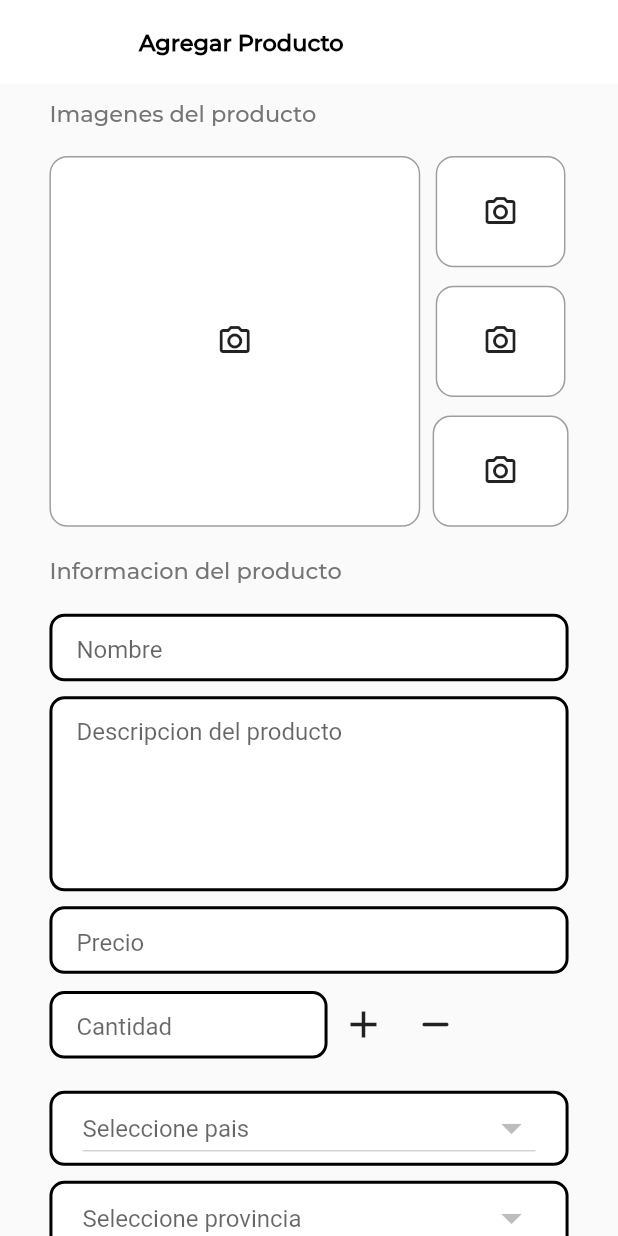
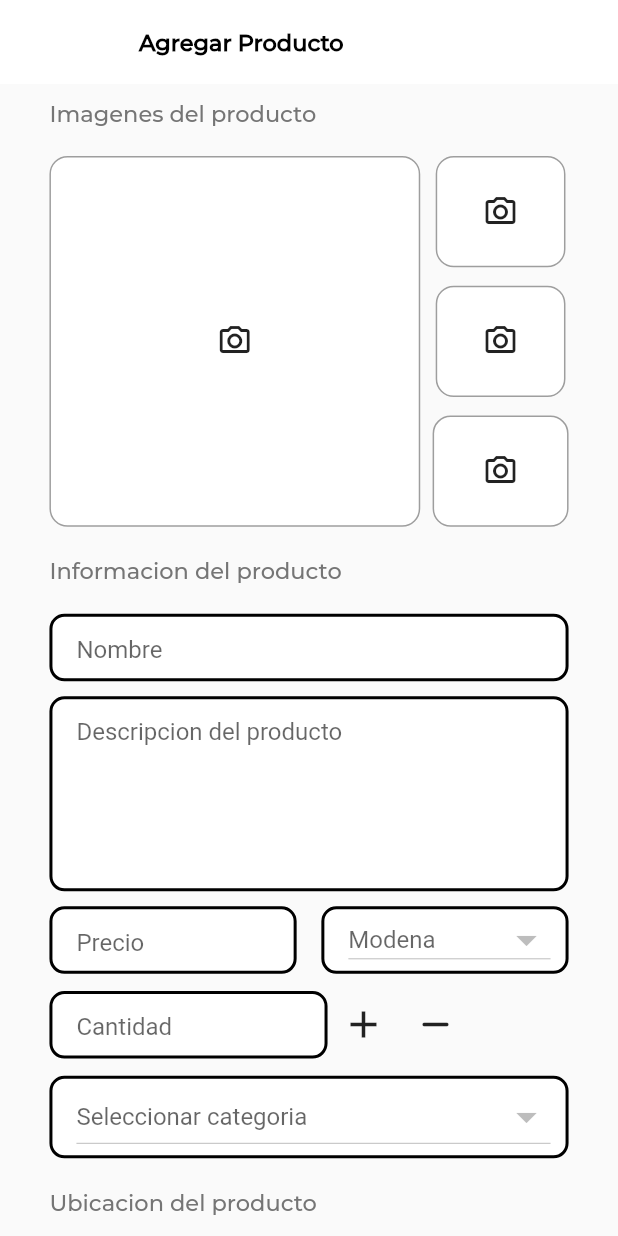
Before and after one commit to agchavez/Handicraft, a Flutter app: the NewpProductPage screen opened directly, on a phone screen of 412 x 824 dp. Run offline on Flutter 3.47's test engine with Material 2 defaults, Android fonts, the phone set to English and light mode, and no system bars; our stand-ins replace dio, firebase_auth, firebase_core, firebase_storage, flutter_secure_storage, google_sign_in and 3 more; missing offline and left inert: custom_switch_button, dart:ffi; accounts and stored records are empty; network calls fail; project files that could hold a hidden picture were left out.

Commit message:
dropdownWidget, getCoins and getCategories

```diff
--- a/lib/main.dart
+++ b/lib/main.dart
@@ -9,6 +9,7 @@ import 'package:handicraft_app/pages/register_page.dart';
 import 'package:handicraft_app/provider/auth_service.dart';
 import 'package:handicraft_app/provider/google_sign_in.dart';
 import 'package:handicraft_app/provider/location_service.dart';
+import 'package:handicraft_app/provider/product_service.dart';
 import 'package:handicraft_app/provider/storage_service.dart';
 import 'package:provider/provider.dart';
 
@@ -24,6 +25,7 @@ class MyApp extends StatelessWidget {
     return MultiProvider(
       providers: [
         ChangeNotifierProvider(create: (_) => AuthService()),
+        ChangeNotifierProvider(create: (_) => ProductService()),
         ChangeNotifierProvider(create: (_) => LocationService()),
         ChangeNotifierProvider(create: (context) => GoogleSignInProvider())
       ],
--- a/lib/pages/newProduct_page.dart
+++ b/lib/pages/newProduct_page.dart
@@ -7,6 +7,7 @@ import 'package:handicraft_app/provider/location_service.dart';
 import 'package:handicraft_app/provider/product_service.dart';
 import 'package:handicraft_app/utils/selectImage.dart';
 import 'package:handicraft_app/widgets/custon_input.dart';
+import 'package:handicraft_app/widgets/dropdown_widget.dart';
 import 'package:provider/provider.dart';
 
 class NewpProductPage extends StatefulWidget {
@@ -16,8 +17,12 @@ class NewpProductPage extends StatefulWidget {
 
 class _NewpProductPageState extends State<NewpProductPage> {
   @override
-  LocationModel _countryValue, _cityValue, _provincesValue;
-  List<LocationModel> citys = [], contries = [], provinces = [];
+  LocationModel _countryValue, _cityValue, _provincesValue, categorie, coin;
+  List<LocationModel> citys = [],
+      contries = [],
+      provinces = [],
+      coines = [],
+      categories = [];
   Size size;
   File image1, image2, image3, image4;
   final descripCtrl = TextEditingController();
@@ -27,22 +32,33 @@ class _NewpProductPageState extends State<NewpProductPage> {
   bool nameError = false,
       image1Error = false,
       check = false,
+      coinError = false,
+      categorieError = false,
+      contrieError = false,
       descError = false,
       amountError = false,
       priceErro = false;
   LocationService locationService;
+  ProductService productService;
 
   @override
   void initState() {
     super.initState();
     locationService = Provider.of<LocationService>(context, listen: false);
+    productService = Provider.of<ProductService>(context, listen: false);
     _services();
   }
 
   _services() async {
     await locationService.getContries().then((value) {
       contries.addAll(value);
-      print(contries);
+    });
+    await productService.getCategories().then((value) {
+      categories.addAll(value);
+    });
+    await productService.getCoins().then((value) {
+      print(value);
+      coines.addAll(value);
     });
     setState(() {
       contries;
@@ -112,7 +128,21 @@ class _NewpProductPageState extends State<NewpProductPage> {
           ),
           _createFormProduct(),
           SizedBox(
-            height: 10,
+            height: 20,
+          ),
+          Container(
+            alignment: Alignment.centerLeft,
+            child: Text(
+              'Ubicacion del producto',
+              style: TextStyle(
+                  fontWeight: FontWeight.w500,
+                  color: Colors.grey[600],
+                  fontSize: 15,
+                  fontFamily: 'Montserrat'),
+            ),
+          ),
+          SizedBox(
+            height: 20,
           ),
           _createFormLocation(),
           check
@@ -181,9 +211,19 @@ class _NewpProductPageState extends State<NewpProductPage> {
         isExpanded: true,
         hint: Text("Seleccione pais"),
         style: TextStyle(color: Colors.black, fontSize: 16),
-        icon: Icon(
+        icon: Row(
+          children: [
+            Icon(
               Icons.arrow_drop_down,
               size: 32,
+            ),
+            contrieError
+                ? Icon(
+                    Icons.error_outline_outlined,
+                    color: Colors.red,
+                  )
+                : Container()
+          ],
         ),
         iconEnabledColor: Colors.black,
       ),
@@ -450,14 +490,35 @@ class _NewpProductPageState extends State<NewpProductPage> {
               textController: descripCtrl,
             ),
           ),
+          Row(
+            children: [
               Container(
                 height: 55,
+                width: size.width * 0.4,
                 child: CustonInput(
                   placeholder: "Precio",
                   isError: priceErro,
                   keyBoardtype: TextInputType.number,
                   textController: priceCtrl,
                 ),
+              ),
+              SizedBox(
+                width: size.width * 0.04,
+              ),
+              Container(
+                margin: EdgeInsets.only(bottom: 10),
+                height: 45,
+                width: size.width * 0.4,
+                child: DropdownHan(
+                    hint: "Modena",
+                    error: coinError,
+                    value: coin,
+                    fnOnchage: setCoins,
+                    list: coines,
+                    size: 12,
+                    width: size.width * 0.4),
+              )
+            ],
           ),
           Row(
             mainAxisAlignment: MainAxisAlignment.start,
@@ -506,9 +567,29 @@ class _NewpProductPageState extends State<NewpProductPage> {
               )
             ],
           ),
+          DropdownHan(
+              hint: "Seleccionar categoria",
+              height: 55,
+              error: categorieError,
+              value: categorie,
+              fnOnchage: setCategories,
+              list: categories,
+              width: size.width * 0.9)
         ],
       ),
     );
+  }
+
+  void setCoins(LocationModel coinTemp) {
+    setState(() {
+      coin = coinTemp;
+    });
+  }
+
+  void setCategories(LocationModel categorieTemp) {
+    setState(() {
+      categorie = categorieTemp;
+    });
   }
 
   Widget _createButtom() {
@@ -549,14 +630,14 @@ class _NewpProductPageState extends State<NewpProductPage> {
       "description": descripCtrl.text,
       "price": int.parse(priceCtrl.text),
       "quantity": int.parse(amountCtrl.text),
-      "coin": 1,
-      "category": 1,
+      "coin": coin.id,
+      "category": categorie.id,
       "country": _countryValue.id,
       "province": _provincesValue.id,
       "city": _cityValue.id,
     };
     final images = [image1, image2, image3, image4];
-    final resp = await ProductService().addProduct(images, body);
+    final resp = await productService.addProduct(images, body);
     print("************** $resp");
     setState(() {
       check = false;
@@ -574,6 +655,21 @@ class _NewpProductPageState extends State<NewpProductPage> {
     } else {
       image1Error = true;
     }
+    if (coin != null) {
+      coinError = false;
+    } else {
+      coinError = true;
+    }
+    if (_countryValue != null) {
+      contrieError = false;
+    } else {
+      contrieError = true;
+    }
+    if (categorie != null) {
+      categorieError = false;
+    } else {
+      categorieError = true;
+    }
     if (descripCtrl.text.length > 5) {
       descError = false;
     } else {
@@ -589,7 +685,13 @@ class _NewpProductPageState extends State<NewpProductPage> {
     } else {
       priceErro = true;
     }
-    if (amountError || nameError || descError || priceErro || image1Error) {
+    if (amountError ||
+        nameError ||
+        descError ||
+        priceErro ||
+        image1Error ||
+        contrieError ||
+        coinError) {
       return false;
     } else {
       return true;
--- /dev/null
+++ b/lib/widgets/dropdown_widget.dart
@@ -0,0 +1,72 @@
+import 'package:flutter/material.dart';
+import 'package:handicraft_app/models/location_model.dart';
+
+class DropdownHan extends StatelessWidget {
+  List<LocationModel> list = [];
+  double width, height, size = 15;
+  LocationModel value;
+  bool error;
+  String hint;
+  Function fnOnchage;
+  DropdownHan(
+      {Key key,
+      @required this.hint,
+      @required this.value,
+      @required this.height,
+      @required this.fnOnchage,
+      @required this.list,
+      this.size,
+      this.error = false,
+      @required this.width})
+      : super(key: key);
+
+  @override
+  Widget build(BuildContext context) {
+    return Container(
+      padding: EdgeInsets.only(bottom: 0, left: 16, right: 10),
+      height: height,
+      width: this.width,
+      decoration: BoxDecoration(
+          color: Colors.white,
+          borderRadius: BorderRadius.circular(10),
+          border: Border.all(width: 2, color: Colors.black)),
+      child: Container(
+        child: DropdownButton<LocationModel>(
+          value: this.value,
+          items: this.list.map((LocationModel location) {
+            return new DropdownMenuItem<LocationModel>(
+              value: location,
+              child: new Text(
+                location.name,
+                style: new TextStyle(color: Colors.black, fontSize: size),
+              ),
+            );
+          }).toList(),
+          onChanged: (value) async {
+            this.fnOnchage(value);
+          },
+          isExpanded: true,
+          elevation: 16,
+          iconSize: 25,
+          hint: Text(this.hint),
+          style: TextStyle(color: Colors.black, fontSize: 16),
+          icon: Row(
+            children: [
+              Icon(
+                Icons.arrow_drop_down,
+                size: 32,
+              ),
+              this.error
+                  ? Icon(
+                      Icons.error_outline_outlined,
+                      color: Colors.red,
+                    )
+                  : Container()
+            ],
+          ),
+          iconEnabledColor: Colors.black,
+        ),
+      ),
+    );
+  }
+}
```
Also changed, not shown: lib/provider/product_service.dart (+40 -1 lines). Lines whose indentation alone changed are shown as unchanged.
